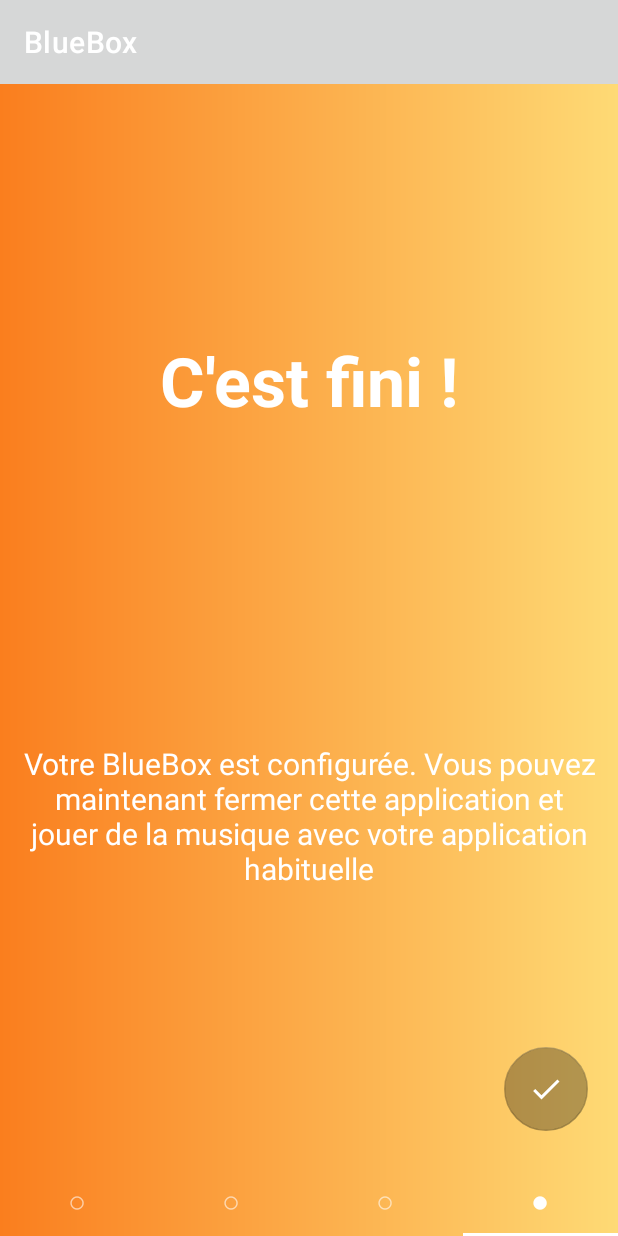
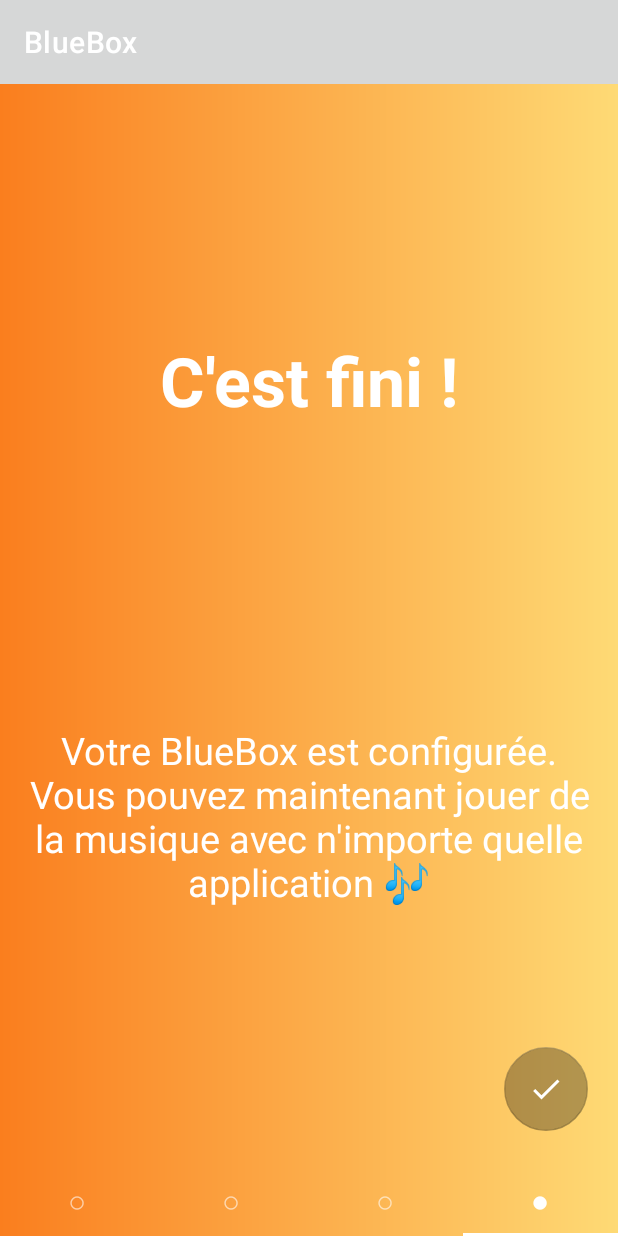
Before and after one commit to bluebox-insa/bluebox-android-app, an Android app: the screen it shows after launch (MainActivity), item 4 of the bottom bar chosen, on a phone screen of 412 x 824 dp. Run offline under Robolectric (Android 15) with nearby library versions, the phone set to English and light mode, and no system bars; our stand-ins replace Volley.

Commit message:
first release

```diff
--- a/app/build.gradle
+++ b/app/build.gradle
@@ -28,8 +28,8 @@ android {
         }
     }
 
-    viewBinding {
-        enabled = true
+    buildFeatures {
+        viewBinding true
     }
 }
 
--- a/app/src/main/java/info/androidhive/viewpager2/fragments/Screen3.java
+++ b/app/src/main/java/info/androidhive/viewpager2/fragments/Screen3.java
@@ -37,7 +37,7 @@ public class Screen3 extends Screen2 {
     @Override
     public View onCreateView(LayoutInflater inflater, ViewGroup container, Bundle savedInstanceState) {
         View v = (ViewGroup) inflater.inflate(R.layout.screen_3, null);
-        init(v);
+        init(v, "connect_input");
         return v;
     }
 }
--- a/app/src/main/res/layout/screen_2.xml
+++ b/app/src/main/res/layout/screen_2.xml
@@ -74,7 +74,7 @@
         <ListView
             android:id="@+id/deviceList"
             android:layout_width="320dp"
-            android:layout_height="320dp"
+            android:layout_height="300dp"
             android:layout_gravity="center"
             app:backgroundTint="@color/white" />
     </LinearLayout>
--- a/app/src/main/res/layout/screen_3.xml
+++ b/app/src/main/res/layout/screen_3.xml
@@ -74,7 +74,7 @@
         <ListView
             android:id="@+id/deviceList"
             android:layout_width="320dp"
-            android:layout_height="320dp"
+            android:layout_height="300dp"
             android:layout_gravity="center"
             app:backgroundTint="@color/white" />
     </LinearLayout>
--- a/app/src/main/res/layout/screen_4.xml
+++ b/app/src/main/res/layout/screen_4.xml
@@ -28,7 +28,7 @@
         android:gravity="center"
         android:text="@string/explications_fin"
         android:textColor="@color/white"
-        android:textSize="20dp"
+        android:textSize="25dp"
         app:layout_constraintBottom_toBottomOf="parent"
         app:layout_constraintEnd_toEndOf="parent"
         app:layout_constraintHorizontal_bias="0.5"
--- a/app/src/main/res/values/strings.xml
+++ b/app/src/main/res/values/strings.xml
@@ -5,7 +5,7 @@
     <string name="JSON_parsing_failed_msg">error parsing JSON</string>
 
     <string name="explications">Nous allons vous guider dans la configuration de votre Bluebox.\n\nAllons-y ! &#x23E9;&#x23E9;</string>
-    <string name="explications_fin">Votre BlueBox est configurée. Vous pouvez maintenant fermer cette application et jouer de la musique avec votre application habituelle</string>
+    <string name="explications_fin">Votre BlueBox est configurée.\nVous pouvez maintenant jouer de la musique avec n\'importe quelle application &#x1F3B6;</string>
 
     <string name="hostnameDefaultVal">http://192.168.0.137:5000</string>
     <string name="scan">scan</string>
```
Also changed, not shown: app/src/main/java/info/androidhive/viewpager2/fragments/Screen2.java (+6 -14 lines), app/src/main/java/info/androidhive/viewpager2/Device.java (line endings or trailing spaces).
